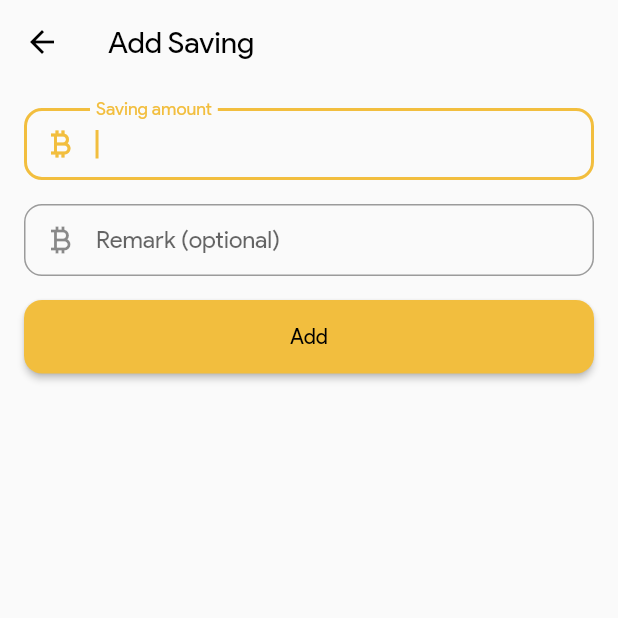
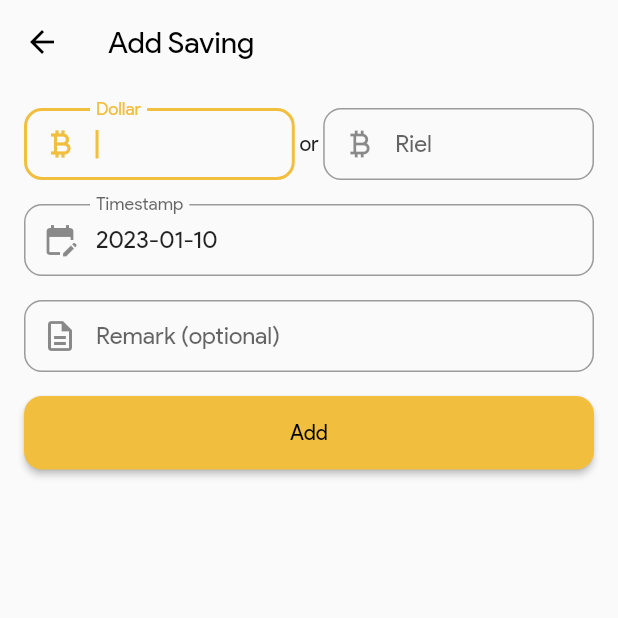
Before and after one commit to channdara/flutter_expanses, a Flutter app: the screen it shows after launch, item 2 of the bottom bar chosen, after a tap on the "add" icon, on a phone screen of 412 x 824 dp, the top half of it. Run offline on Flutter 3.47's test engine with Material 2 defaults, Android fonts, the light colour scheme and no system bars; our stand-ins replace cloud_firestore, firebase_core; accounts and stored records are empty.

Commit message:
[UNTRACKED]: implement saving feature

```diff
--- a/lib/src/common/color_constant.dart
+++ b/lib/src/common/color_constant.dart
@@ -1,10 +1,10 @@
 import 'package:flutter/material.dart';
 
 mixin ColorConstant {
-  static const Color colorBlack = Color(0xFF0E102D);
-  static const Color colorDarkGray = Color(0xFF56586B);
-  static const Color colorGray = Color(0xFFB7B7C0);
-  static const Color colorLightGray = Color(0xFFE7E7EA);
+  // static const Color colorBlack = Color(0xFF0E102D);
+  // static const Color colorDarkGray = Color(0xFF56586B);
+  // static const Color colorGray = Color(0xFFB7B7C0);
+  // static const Color colorLightGray = Color(0xFFE7E7EA);
   static const Color colorPrimary = Color(0xFFF2BE3E);
   static const Color colorSuccess = Color(0xFF4BB543);
   static const Color colorFailed = Color(0xFFFA113D);
--- a/lib/src/model/enum/collection.dart
+++ b/lib/src/model/enum/collection.dart
@@ -1,7 +1,7 @@
 enum Collection {
-  // owner_template('dara_template'),
+  // owner_saving('dara_saving'),
   // owner('dara');
-  owner_template('dara_template_dev'),
+  owner_saving('dara_saving_dev'),
   owner('dara_dev');
 
   const Collection(this.value);
--- a/lib/src/model/enum/field.dart
+++ b/lib/src/model/enum/field.dart
@@ -11,6 +11,7 @@ enum Field {
   content,
   type,
   date,
-  amount,
+  amount_dollar,
+  amount_riel,
   remark,
 }
--- a/lib/src/model/saving_model.dart
+++ b/lib/src/model/saving_model.dart
@@ -7,28 +7,62 @@ class SavingModel extends BaseModel {
   SavingModel({
     required this.id,
     required this.date,
-    required this.amount,
-    required this.remark,
+    this.amountDollar = 0.0,
+    this.amountRiel = 0,
+    this.remark = '',
   });
 
   SavingModel.fromJson(Map<String, dynamic> json)
       : this(
           id: json[Field.id.name]! as int,
           date: json[Field.date.name] as Timestamp,
-          amount: json[Field.amount.name] as double,
+          amountDollar: json[Field.amount_dollar.name] as double,
+          amountRiel: json[Field.amount_riel.name] as int,
           remark: json[Field.remark.name] as String,
         );
 
   final int id;
   final Timestamp date;
-  final double amount;
+  final double amountDollar;
+  final int amountRiel;
   final String remark;
+
+  String get getRemark => remark.isEmpty ? 'No remark' : remark;
+
+  String get getDisplayAmount {
+    if (amountDollar > 0.0 && amountRiel == 0) {
+      return '\$${amountDollar.toStringAsFixed(2)}';
+    }
+    if (amountDollar == 0.0 && amountRiel > 0) {
+      return '${amountRiel}r';
+    }
+    if (amountDollar > 0.0 && amountRiel > 0) {
+      return '\$${amountDollar.toStringAsFixed(2)}   ·   ${amountRiel}r';
+    }
+    return 'No';
+  }
 
   @override
   Map<String, Object?> toJson() => {
         Field.id.name: id,
         Field.date.name: date,
-        Field.amount.name: amount,
+        Field.amount_dollar.name: amountDollar,
+        Field.amount_riel.name: amountRiel,
         Field.remark.name: remark,
       };
+
+  Map<String, Object?> toUpdateJson() => {
+        Field.amount_dollar.name: amountDollar,
+        Field.amount_riel.name: amountRiel,
+        Field.remark.name: remark,
+      };
+
+  Map<String, Object?> toIncrementJson(bool isIncrement) => {
+        Field.amount_dollar.name: FieldValue.increment(
+          isIncrement ? amountDollar : -amountDollar,
+        ),
+        Field.amount_riel.name: FieldValue.increment(
+          isIncrement ? amountRiel : -amountRiel,
+        ),
+      };
 }
--- /dev/null
+++ b/lib/src/model/year_saving_model.dart
@@ -0,0 +1,34 @@
+import 'package:cloud_firestore/cloud_firestore.dart';
+
+import '../common/base/base_model.dart';
+import 'enum/field.dart';
+
+class YearSavingModel extends BaseModel {
+  YearSavingModel({
+    required this.id,
+    required this.date,
+    this.amountDollar = 0.0,
+    this.amountRiel = 0,
+  });
+
+  YearSavingModel.fromJson(Map<String, dynamic> json)
+      : this(
+          id: json[Field.id.name]! as int,
+          date: json[Field.date.name] as Timestamp,
+          amountDollar: json[Field.amount_dollar.name] as double,
+          amountRiel: json[Field.amount_riel.name] as int,
+        );
+
+  final int id;
+  final Timestamp date;
+  final double amountDollar;
+  final int amountRiel;
+
+  @override
+  Map<String, Object?> toJson() => {
+        Field.id.name: id,
+        Field.date.name: date,
+        Field.amount_dollar.name: amountDollar,
+        Field.amount_riel.name: amountRiel,
+      };
+}
--- a/lib/src/presentation/screen/add_saving_screen/add_saving_screen.dart
+++ b/lib/src/presentation/screen/add_saving_screen/add_saving_screen.dart
@@ -4,6 +4,7 @@ import 'package:flutter/material.dart';
 import '../../../common/base/base_state.dart';
 import '../../../common/extension/context_extension.dart';
 import '../../../common/extension/string_extension.dart';
+import '../../../common/extension/timestamp_extension.dart';
 import '../../../model/saving_model.dart';
 import '../../widget/elevated_button_widget.dart';
 import '../../widget/text_form_field_widget.dart';
@@ -19,50 +20,75 @@ class AddSavingScreen extends StatefulWidget {
 
   String get buttonText => willAdd ? 'Add' : 'Update';
 
+  String get getDate =>
+      willAdd ? Timestamp.now().toYearMonthDay() : item!.date.toYearMonthDay();
+
   @override
   State<AddSavingScreen> createState() => _AddSavingScreenState();
 }
 
 class _AddSavingScreenState extends BaseState<AddSavingScreen> {
-  late TextEditingController _amountController;
+  late TextEditingController _dollarController;
+  late TextEditingController _rielController;
   late TextEditingController _remarkController;
-  late FocusNode _amountFocusNode;
+  late TextEditingController _dateController;
+  late FocusNode _dollarFocusNode;
+  late FocusNode _rielFocusNode;
 
   Timestamp _timestamp = Timestamp.now();
 
   @override
   void initState() {
-    _amountController =
-        TextEditingController(text: widget.item?.amount.toString());
+    _dollarController =
+        TextEditingController(text: widget.item?.amountDollar.toString());
+    _rielController =
+        TextEditingController(text: widget.item?.amountRiel.toString());
     _remarkController = TextEditingController(text: widget.item?.remark);
+    _dateController = TextEditingController(text: widget.getDate);
 
-    _amountFocusNode = FocusNode();
+    _dollarFocusNode = FocusNode();
+    _rielFocusNode = FocusNode();
 
-    if (widget.willAdd) _amountFocusNode.requestFocus();
+    if (widget.willAdd) _dollarFocusNode.requestFocus();
     if (!widget.willAdd) _timestamp = widget.item!.date;
     super.initState();
   }
 
   @override
   void dispose() {
-    _amountController.dispose();
+    _dollarController.dispose();
+    _rielController.dispose();
     _remarkController.dispose();
-    _amountFocusNode.dispose();
+    _dateController.dispose();
+    _dollarFocusNode.dispose();
+    _rielFocusNode.dispose();
     super.dispose();
   }
 
   void _clearController() {
-    _amountController.clear();
+    final now = Timestamp.now();
+    _dollarController.clear();
+    _rielController.clear();
     _remarkController.clear();
-    _amountFocusNode.requestFocus();
-    _timestamp = Timestamp.now();
+    _dateController.text = now.toYearMonthDay();
+    _dollarFocusNode.requestFocus();
+    _timestamp = now;
   }
 
   void _addSaving(SavingModel item) {
-
+    savingService.addSaving(item);
+    savingService.increaseYear(item.date, item);
   }
 
-  void _updateSaving(SavingModel oldItem, SavingModel newItem) {}
+  void _updateSaving(SavingModel newItem) {
+    final oldItem = widget.item!;
+    savingService.updateItem(oldItem, newItem);
+    savingService.increaseYear(oldItem.date, oldItem, false).whenComplete(() {
+      savingService.increaseYear(oldItem.date, newItem).whenComplete(() {
+        context.pop();
+      });
+    });
+  }
 
   @override
   Widget build(BuildContext context) {
@@ -70,35 +96,90 @@ class _AddSavingScreenState extends BaseState<AddSavingScreen> {
       onTap: () => FocusManager.instance.primaryFocus?.unfocus(),
       child: Scaffold(
         appBar: AppBar(title: Text(widget.appBarTitle)),
-        body: Padding(
+        body: SingleChildScrollView(
           padding: const EdgeInsets.all(16.0),
           child: Column(
             children: [
-              TextFormFieldWidget(
-                controller: _amountController,
-                focusNode: _amountFocusNode,
-                labelText: 'Saving amount',
-                keyboardType: TextInputType.number,
-                prefixIcon: const Icon(Icons.currency_bitcoin),
+              Row(
+                children: [
+                  Expanded(
+                    child: TextFormFieldWidget(
+                      labelText: 'Dollar',
+                      prefixIcon: const Icon(Icons.currency_bitcoin),
+                      controller: _dollarController,
+                      keyboardType: TextInputType.number,
+                      focusNode: _dollarFocusNode,
+                      onEditingComplete: () => _rielFocusNode.requestFocus(),
+                    ),
+                  ),
+                  const Text(' or '),
+                  Expanded(
+                    child: TextFormFieldWidget(
+                      labelText: 'Riel',
+                      prefixIcon: const Icon(Icons.currency_bitcoin),
+                      controller: _rielController,
+                      keyboardType: TextInputType.number,
+                      focusNode: _rielFocusNode,
+                    ),
+                  ),
+                ],
+              ),
+              const SizedBox(height: 16.0),
+              Stack(
+                children: [
+                  TextFormFieldWidget(
+                    labelText: 'Timestamp',
+                    prefixIcon: const Icon(Icons.edit_calendar),
+                    enabled: widget.willAdd,
+                    controller: _dateController,
+                  ),
+                  if (widget.willAdd)
+                    GestureDetector(
+                      child: Container(
+                        color: Colors.transparent,
+                        height: 48.0,
+                        width: double.infinity,
+                      ),
+                      onTap: () {
+                        final now = DateTime.now();
+                        final lastDay = DateTime(now.year + 1, 1, 0).day;
+                        showDatePicker(
+                          context: context,
+                          initialDate: now,
+                          firstDate: DateTime(now.year),
+                          lastDate: DateTime(now.year, 12, lastDay),
+                        ).then((value) {
+                          if (value == null) return;
+                          setState(() {
+                            _timestamp = Timestamp.fromDate(value);
+                            _dateController.text = _timestamp.toYearMonthDay();
+                          });
+                        });
+                      },
+                    ),
+                ],
               ),
               const SizedBox(height: 16.0),
               TextFormFieldWidget(
                 controller: _remarkController,
                 labelText: 'Remark (optional)',
-                prefixIcon: const Icon(Icons.currency_bitcoin),
+                prefixIcon: const Icon(Icons.description_outlined),
               ),
               ElevatedButtonWidget(
                 margin: const EdgeInsets.only(top: 16.0),
                 label: widget.buttonText,
                 onPressed: () {
-                  if (_amountController.text.trim().isEmpty) {
+                  final dollar = _dollarController.text.trim();
+                  final riel = _rielController.text.trim();
+                  if (dollar.isEmpty && riel.isEmpty) {
                     context.showErrorSnackBar('Amount is required');
                     return;
                   }
                   final saving = SavingModel(
                     id: _timestamp.seconds,
                     date: _timestamp,
-                    amount: _amountController.text.trim().toDouble(),
+                    amountDollar: dollar.toDouble(),
+                    amountRiel: riel.toInt(),
                     remark: _remarkController.text.trim(),
                   );
                   if (widget.willAdd) {
@@ -106,7 +187,7 @@ class _AddSavingScreenState extends BaseState<AddSavingScreen> {
                     _clearController();
                     return;
                   }
-                  _updateSaving(widget.item!, saving);
+                  _updateSaving(saving);
                 },
               ),
             ],
--- a/lib/src/presentation/screen/saving_screen/saving_screen.dart
+++ b/lib/src/presentation/screen/saving_screen/saving_screen.dart
@@ -2,8 +2,10 @@ import 'package:flutter/material.dart';
 
 import '../../../common/base/base_state.dart';
 import '../../../common/extension/context_extension.dart';
+import '../../../model/saving_model.dart';
 import '../../widget/custom_app_bar.dart';
 import '../add_saving_screen/add_saving_screen.dart';
+import 'saving_screen_list.dart';
 
 class SavingScreen extends StatefulWidget {
   const SavingScreen({super.key});
@@ -23,11 +25,26 @@ class _SavingScreenState extends BaseState<SavingScreen> {
       ),
       body: Column(
         crossAxisAlignment: CrossAxisAlignment.start,
-        children: const [
-          CustomAppBar(),
+        children: [
+          FutureBuilder<String>(
+            future: savingService.getTotalSaving(),
+            builder: (context, snapshot) {
+              return CustomAppBar(label: 'My Saving: ${snapshot.data}');
+            },
+          ),
           Expanded(
-            child: Center(
-              child: Text('To be implement soon!'),
+            child: FutureBuilder<List<SavingModel>>(
+              future: savingService.getPurchasedItems(),
+              builder: (context, snapshot) {
+                if (snapshot.connectionState != ConnectionState.done) {
+                  return const Center(child: CircularProgressIndicator());
+                }
+                if (snapshot.data == null) return const SizedBox();
+                return RefreshIndicator(
+                  onRefresh: awaitSetState,
+                  child: SavingScreenList(docs: snapshot.data!),
+                );
+              },
             ),
           ),
         ],
--- /dev/null
+++ b/lib/src/presentation/screen/saving_screen/saving_screen_list.dart
@@ -0,0 +1,24 @@
+import 'package:flutter/cupertino.dart';
+
+import '../../../model/saving_model.dart';
+import 'saving_screen_list_item.dart';
+
+class SavingScreenList extends StatelessWidget {
+  const SavingScreenList({super.key, required this.docs});
+
+  final List<SavingModel> docs;
+
+  @override
+  Widget build(BuildContext context) {
+    return ListView.builder(
+      padding: const EdgeInsets.only(top: 16.0, bottom: 70.0),
+      itemCount: docs.length,
+      physics: const AlwaysScrollableScrollPhysics(),
+      itemBuilder: (context, index) {
+        final item = docs[index];
+        if (item == null) return const SizedBox();
+        return SavingScreenListItem(item: item);
+      },
+    );
+  }
+}
--- a/lib/src/presentation/screen/splash_screen/splash_screen.dart
+++ b/lib/src/presentation/screen/splash_screen/splash_screen.dart
@@ -17,7 +17,9 @@ class _SplashScreenState extends BaseState<SplashScreen> {
   void initState() {
     super.initState();
     expansesService.checkCurrentDate().whenComplete(() {
-      context.pushClearTop(const MainScreen());
+      savingService.checkCurrentDate().whenComplete(() {
+        context.pushClearTop(const MainScreen());
+      });
     });
   }
 
--- a/lib/src/presentation/widget/custom_app_bar.dart
+++ b/lib/src/presentation/widget/custom_app_bar.dart
@@ -7,12 +7,12 @@ class CustomAppBar extends StatelessWidget {
     super.key,
     this.child,
     this.overrideChildMargin,
-    this.label,
+    this.label = '',
   });
 
   final Widget? child;
   final EdgeInsetsGeometry? overrideChildMargin;
-  final String? label;
+  final String label;
 
   @override
   Widget build(BuildContext context) {
@@ -20,10 +20,15 @@ class CustomAppBar extends StatelessWidget {
     return Stack(
       children: [
         Container(height: size, color: ColorConstant.colorPrimary),
-        if ((label ?? '').isNotEmpty)
-          Container(
-            margin: EdgeInsets.only(top: size - 30.0, left: 16.0),
-            child: Text(label!, style: const TextStyle(fontSize: 20.0)),
+        if (label.isNotEmpty && child == null)
+          Positioned.fill(
+            child: Align(
+              alignment: Alignment.bottomLeft,
+              child: Container(
+                margin: const EdgeInsets.only(left: 16.0, bottom: 8.0),
+                child: Text(label, style: const TextStyle(fontSize: 20.0)),
+              ),
+            ),
           ),
         Container(
           margin: overrideChildMargin ?? EdgeInsets.only(top: size / 2),
--- a/lib/src/service/saving_service.dart
+++ b/lib/src/service/saving_service.dart
@@ -1,4 +1,10 @@
 import 'package:cloud_firestore/cloud_firestore.dart';
+
+import '../common/extension/timestamp_extension.dart';
+import '../model/enum/collection.dart';
+import '../model/enum/field.dart';
+import '../model/saving_model.dart';
+import '../model/year_saving_model.dart';
 
 class SavingService {
   factory SavingService() => _singleton;
@@ -8,4 +14,75 @@ class SavingService {
   static final SavingService _singleton = SavingService._internal();
 
   Timestamp get _timestamp => Timestamp.now();
+
+  DocumentReference _year(Timestamp timestamp) => FirebaseFirestore.instance
+      .collection(Collection.owner_saving.value)
+      .doc(timestamp.getYear());
+
+  Future<void> _checkYear() async {
+    final value = await _year(_timestamp).get();
+    if (value.exists) return;
+    final data = YearSavingModel(id: _timestamp.year, date: _timestamp);
+    await _year(_timestamp).set(data.toJson());
+  }
+
+  Future<void> checkCurrentDate() async {
+    await _checkYear();
+  }
+
+  Future<void> addSaving(SavingModel saving) async {
+    await _year(saving.date)
+        .collection(Collection.owner_saving.value)
+        .doc(saving.id.toString())
+        .set(saving.toJson());
+  }
+
+  Future<void> increaseYear(
+    Timestamp timestamp,
+    SavingModel item, [
+    bool isIncrement = true,
+  ]) async {
+    await _year(timestamp).update(item.toIncrementJson(isIncrement));
+  }
+
+  Future<void> updateItem(SavingModel oldItem, SavingModel newItem) async {
+    await _year(oldItem.date)
+        .collection(Collection.owner_saving.value)
+        .doc(oldItem.id.toString())
+        .update(newItem.toUpdateJson());
+  }
+
+  Future<List<SavingModel>> getPurchasedItems() async {
+    final List<SavingModel> items = [];
+    final yearSnapshot = await FirebaseFirestore.instance
+        .collection(Collection.owner_saving.value)
+        .orderBy(Field.id.name, descending: true)
+        .get();
+    for (final doc in yearSnapshot.docs) {
+      final timestamp = Timestamp.fromDate(DateTime.parse('${doc.id}-01-01'));
+      final savingSnapshot = await _year(timestamp)
+          .collection(Collection.owner_saving.value)
+          .orderBy(Field.id.name, descending: true)
+          .get();
+      for (final saving in savingSnapshot.docs) {
+        final item = SavingModel.fromJson(saving.data());
+        items.add(item);
+      }
+    }
+    return items;
+  }
+
+  Future<String> getTotalSaving() async {
+    double totalDollar = 0.0;
+    int totalRiel = 0;
+    final yearSnapshot = await FirebaseFirestore.instance
+        .collection(Collection.owner_saving.value)
+        .get();
+    for (final year in yearSnapshot.docs) {
+      final saving = YearSavingModel.fromJson(year.data());
+      totalDollar += saving.amountDollar;
+      totalRiel += saving.amountRiel;
+    }
+    return '\$${totalDollar.toStringAsFixed(2)} - ${totalRiel}r';
+  }
 }
--- a/pubspec.yaml
+++ b/pubspec.yaml
@@ -1,7 +1,7 @@
 name: expenses
 description: A new Flutter project.
 publish_to: 'none'
-version: 2.0.1+19
+version: 2.1.0+20
 
 environment:
   sdk: ">=2.17.6 <3.0.0"
```
Also changed, not shown: lib/src/presentation/screen/saving_screen/saving_screen_list_item.dart (added, +77 -0 lines).
